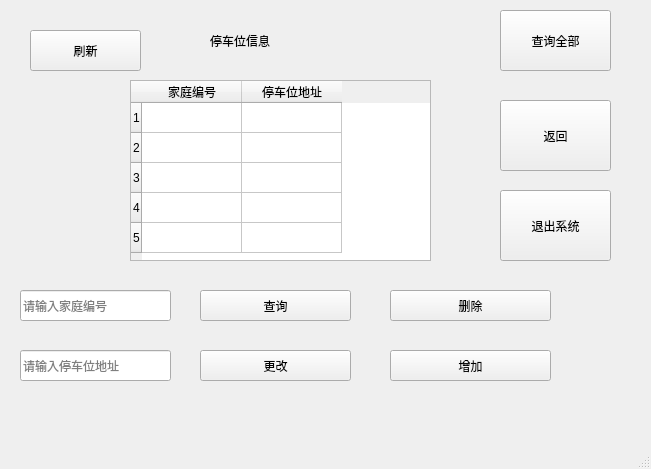
Old version of the form code/root_parking.ui in the repository wan-qiang/Database_classdesigner.
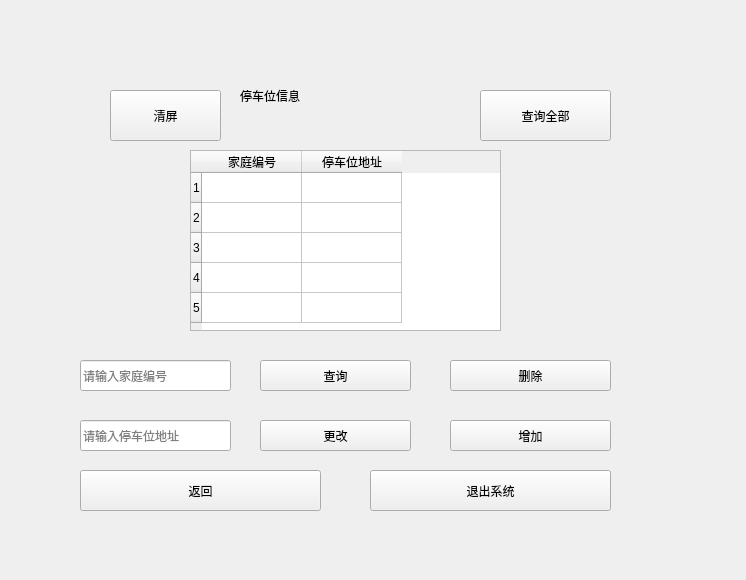
New version of the form. Icons and pictures are not drawn.

What changed in the file:
```diff
--- a/code/root_parking.ui
+++ b/code/root_parking.ui
@@ -6,32 +6,35 @@
    <rect>
     <x>0</x>
     <y>0</y>
-    <width>651</width>
-    <height>469</height>
+    <width>746</width>
+    <height>580</height>
    </rect>
   </property>
   <property name="minimumSize">
    <size>
-    <width>651</width>
-    <height>469</height>
+    <width>746</width>
+    <height>580</height>
    </size>
   </property>
   <property name="maximumSize">
    <size>
-    <width>651</width>
-    <height>469</height>
+    <width>746</width>
+    <height>580</height>
    </size>
   </property>
   <property name="windowTitle">
    <string>root_停车位信息</string>
   </property>
+  <property name="styleSheet">
+   <string notr="true">#centralwidget{border-image: url(:/background/background1.jpg);}</string>
+  </property>
   <widget class="QWidget" name="centralwidget">
    <widget class="QTableWidget" name="tableWidget">
     <property name="geometry">
      <rect>
-      <x>130</x>
-      <y>80</y>
-      <width>301</width>
+      <x>190</x>
+      <y>150</y>
+      <width>311</width>
       <height>181</height>
      </rect>
     </property>
@@ -74,10 +77,10 @@
    <widget class="QLabel" name="label">
     <property name="geometry">
      <rect>
-      <x>210</x>
-      <y>20</y>
-      <width>161</width>
-      <height>41</height>
+      <x>240</x>
+      <y>70</y>
+      <width>231</width>
+      <height>51</height>
      </rect>
     </property>
     <property name="styleSheet">
@@ -90,12 +93,15 @@
    <widget class="QPushButton" name="pushButton">
     <property name="geometry">
      <rect>
-      <x>500</x>
-      <y>10</y>
-      <width>111</width>
-      <height>61</height>
+      <x>480</x>
+      <y>90</y>
+      <width>131</width>
+      <height>51</height>
      </rect>
     </property>
+    <property name="styleSheet">
+     <string notr="true">font: 16pt &quot;Arial&quot;;</string>
+    </property>
     <property name="text">
      <string>查询全部</string>
     </property>
@@ -103,8 +109,8 @@
    <widget class="QLineEdit" name="lineEdit">
     <property name="geometry">
      <rect>
-      <x>20</x>
-      <y>290</y>
+      <x>80</x>
+      <y>360</y>
       <width>151</width>
       <height>31</height>
      </rect>
@@ -116,8 +122,8 @@
    <widget class="QLineEdit" name="lineEdit_2">
     <property name="geometry">
      <rect>
-      <x>20</x>
-      <y>350</y>
+      <x>80</x>
+      <y>420</y>
       <width>151</width>
       <height>31</height>
      </rect>
@@ -129,8 +135,8 @@
    <widget class="QPushButton" name="pushButton_3">
     <property name="geometry">
      <rect>
-      <x>200</x>
-      <y>290</y>
+      <x>260</x>
+      <y>360</y>
       <width>151</width>
       <height>31</height>
      </rect>
@@ -142,8 +148,8 @@
    <widget class="QPushButton" name="pushButton_5">
     <property name="geometry">
      <rect>
-      <x>200</x>
-      <y>350</y>
+      <x>260</x>
+      <y>420</y>
       <width>151</width>
       <height>31</height>
      </rect>
@@ -155,8 +161,8 @@
    <widget class="QPushButton" name="pushButton_10">
     <property name="geometry">
      <rect>
-      <x>390</x>
-      <y>350</y>
+      <x>450</x>
+      <y>420</y>
       <width>161</width>
       <height>31</height>
      </rect>
@@ -168,12 +174,15 @@
    <widget class="QPushButton" name="pushButton_7">
     <property name="geometry">
      <rect>
-      <x>500</x>
-      <y>100</y>
-      <width>111</width>
-      <height>71</height>
+      <x>80</x>
+      <y>470</y>
+      <width>241</width>
+      <height>41</height>
      </rect>
     </property>
+    <property name="styleSheet">
+     <string notr="true">font: 16pt &quot;Arial&quot;;</string>
+    </property>
     <property name="text">
      <string>返回</string>
     </property>
@@ -181,12 +190,15 @@
    <widget class="QPushButton" name="pushButton_8">
     <property name="geometry">
      <rect>
-      <x>500</x>
-      <y>190</y>
-      <width>111</width>
-      <height>71</height>
+      <x>370</x>
+      <y>470</y>
+      <width>241</width>
+      <height>41</height>
      </rect>
     </property>
+    <property name="styleSheet">
+     <string notr="true">font: 16pt &quot;Arial&quot;;</string>
+    </property>
     <property name="text">
      <string>退出系统</string>
     </property>
@@ -194,8 +206,8 @@
    <widget class="QPushButton" name="pushButton_4">
     <property name="geometry">
      <rect>
-      <x>390</x>
-      <y>290</y>
+      <x>450</x>
+      <y>360</y>
       <width>161</width>
       <height>31</height>
      </rect>
@@ -207,28 +219,20 @@
    <widget class="QPushButton" name="pushButton_2">
     <property name="geometry">
      <rect>
-      <x>30</x>
-      <y>30</y>
+      <x>110</x>
+      <y>90</y>
       <width>111</width>
-      <height>41</height>
+      <height>51</height>
      </rect>
     </property>
+    <property name="styleSheet">
+     <string notr="true">font: 16pt &quot;Arial&quot;;</string>
+    </property>
     <property name="text">
-     <string>刷新</string>
+     <string>清屏</string>
     </property>
    </widget>
   </widget>
-  <widget class="QMenuBar" name="menubar">
-   <property name="geometry">
-    <rect>
-     <x>0</x>
-     <y>0</y>
-     <width>651</width>
-     <height>26</height>
-    </rect>
-   </property>
-  </widget>
-  <widget class="QStatusBar" name="statusbar"/>
  </widget>
  <resources/>
  <connections/>
```
Left out of the diff: 6 changed lines with no effect on the pictures.
